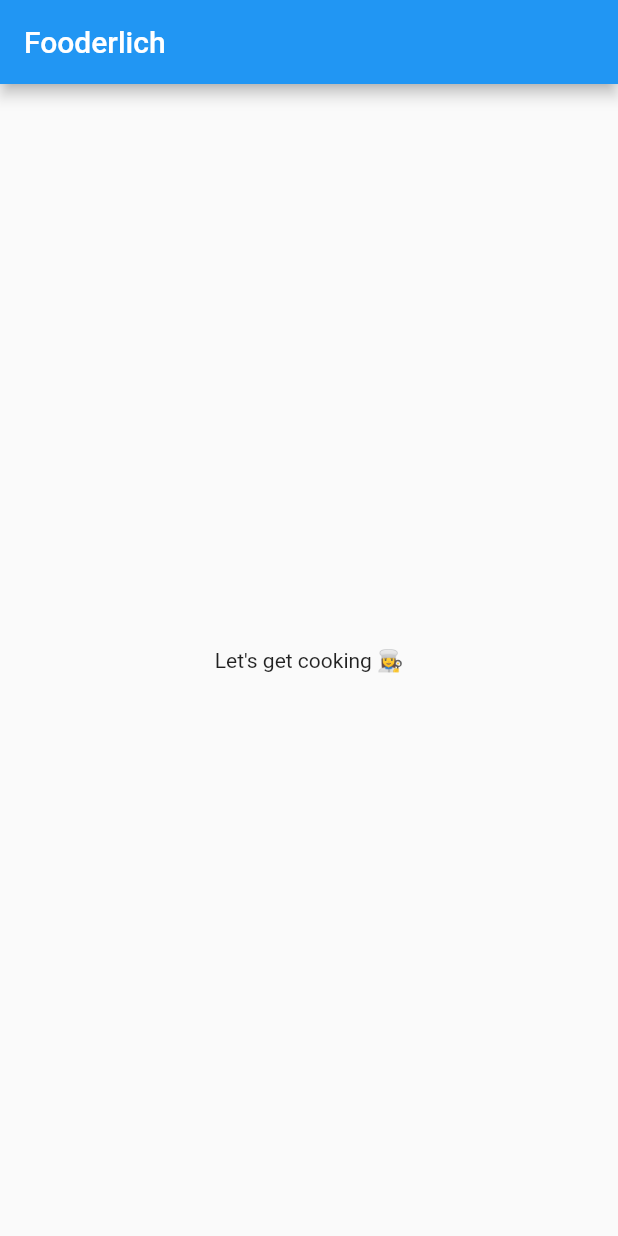
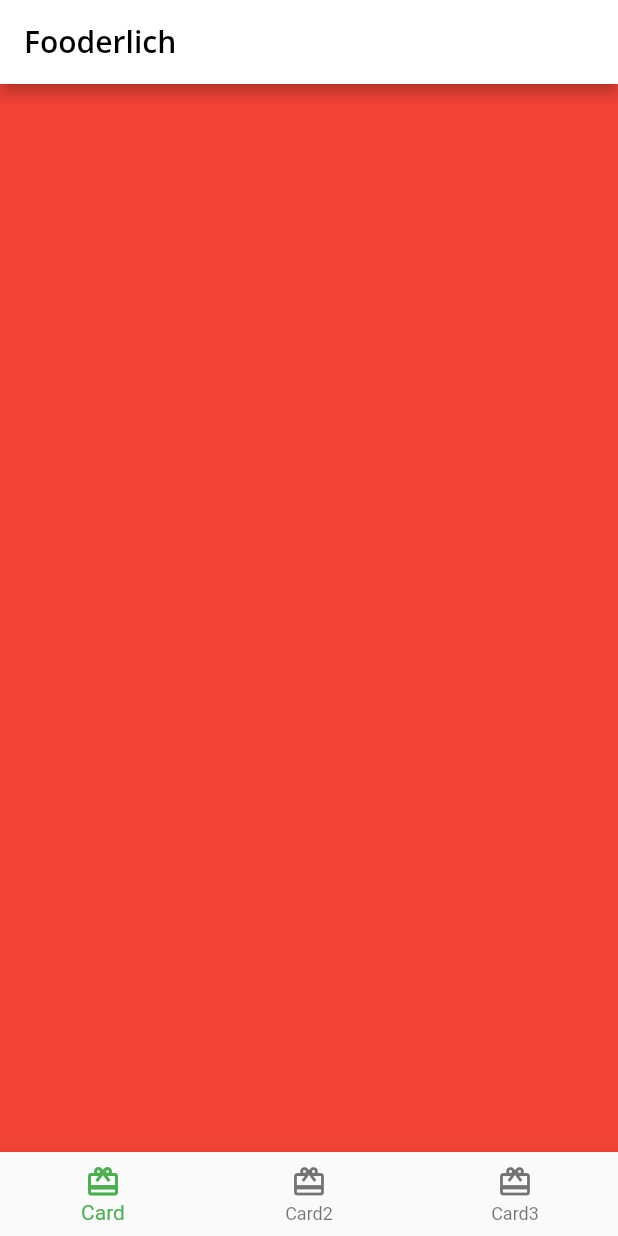
Before and after one commit to hannody/flutter_fooderlich, a Flutter app: the screen it shows after launch, on a phone screen of 412 x 824 dp. Run offline on Flutter 3.47's test engine with Material 2 defaults, Android fonts, the phone set to English and light mode, and no system bars; our stand-ins replace google_fonts.

Commit message:
Update: Up to Creating custom recipe cards

```diff
--- /dev/null
+++ b/lib/home.dart
@@ -0,0 +1,80 @@
+import 'package:flutter/material.dart';
+
+// 1
+class Home extends StatefulWidget {
+  const Home({Key? key}) : super(key: key);
+
+  @override
+  _HomeState createState() => _HomeState();
+}
+
+class _HomeState extends State<Home> {
+  // 7
+  int _selectedIndex = 0;
+
+// 8
+  static List<Widget> pages = <Widget>[
+    // TODO: Replace with Card1
+    Container(color: Colors.red),
+    // TODO: Replace with Card2
+    Container(color: Colors.green),
+    // TODO: Replace with Card3
+    Container(color: Colors.blue)
+  ];
+
+// 9
+  void _onItemTapped(int index) {
+    setState(() {
+      _selectedIndex = index;
+    });
+  }
+
+
+  @override
+  Widget build(BuildContext context) {
+    return Scaffold(
+      appBar: AppBar(
+        title: Text(
+          'Fooderlich',
+          // 2
+          style: Theme
+              .of(context)
+              .textTheme
+              .headline6,
+        ),
+      ),
+      body: pages[_selectedIndex],
+
+      // 4
+      bottomNavigationBar: BottomNavigationBar(
+        // 5
+        selectedItemColor:
+        Theme
+            .of(context)
+            .textSelectionTheme
+            .selectionColor,
+        // 10
+        currentIndex: _selectedIndex,
+// 11
+        onTap: _onItemTapped,
+
+        // 6
+        items: <BottomNavigationBarItem>[
+          const BottomNavigationBarItem(
+            icon: Icon(Icons.card_giftcard),
+            label: 'Card',
+          ),
+          const BottomNavigationBarItem(
+            icon: Icon(Icons.card_giftcard),
+            label: 'Card2',
+          ),
+          const BottomNavigationBarItem(
+            icon: Icon(Icons.card_giftcard),
+            label: 'Card3',
+          ),
+        ],
+      ),
+
+    );
+  }
+}
--- a/lib/main.dart
+++ b/lib/main.dart
@@ -1,4 +1,7 @@
 import 'package:flutter/material.dart';
+import 'fooderlich_theme.dart';
+import 'home.dart';
+
 
 void main() {
   // 1
@@ -10,19 +13,11 @@ class Fooderlich extends StatelessWidget {
   const Fooderlich({Key? key}) : super(key: key);
   @override
   Widget build(BuildContext context) {
-    // TODO: Create theme
-    // TODO: Apply Home widget
-    // 3
+    final theme = FooderlichTheme.light();
     return MaterialApp(
-      // TODO: Add theme
+      theme: theme,
       title: 'Fooderlich',
-      // 4
-      home: Scaffold(
-        // TODO: Style the title
-        appBar: AppBar(title: const Text('Fooderlich')),
-        // TODO: Style the body text
-        body: const Center(child: Text('Let\'s get cooking 👩‍🍳')),
-      ),
+      home: const Home(),
     );
   }
 }
```
